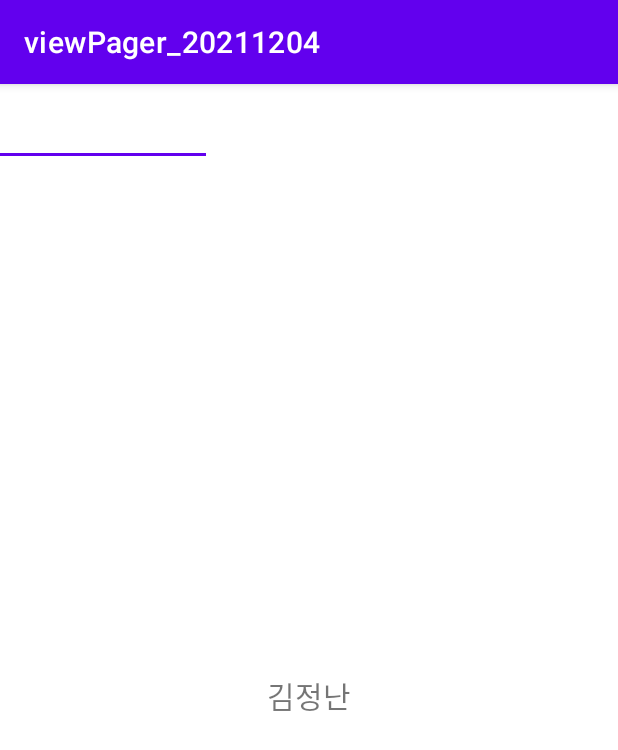
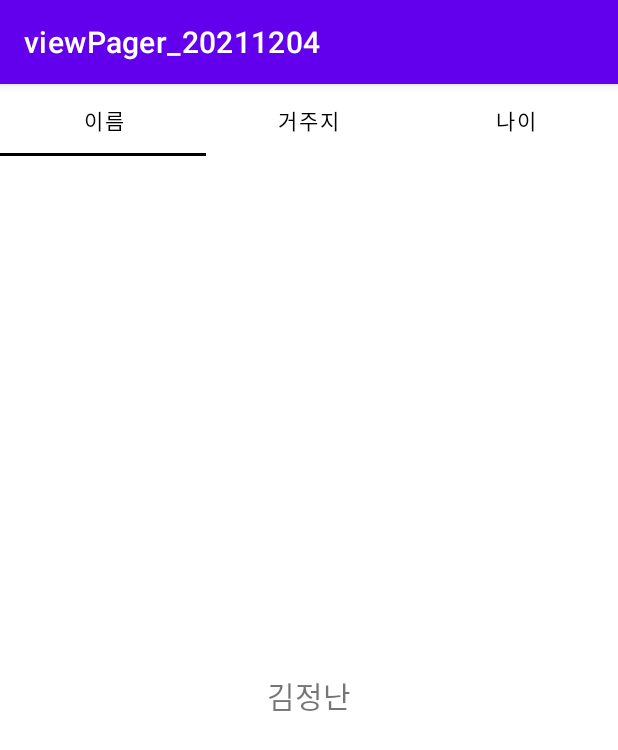
Before and after one commit to kimjungnan/viewPager_20211204, an Android app: the screen it shows after launch (MainActivity), on a phone screen of 412 x 824 dp. Shown: the top 750 px of the screen. Run offline under Robolectric (Android 15) with nearby library versions, the phone set to English and light mode, and no system bars.

Commit message:
탭레이아웃 고유 속성들 편집  - app: 시작하는 속성들

```diff
--- a/app/src/main/java/com/neppplus/viewpager_20211204/adpater/MainViewPagerAdapter.kt
+++ b/app/src/main/java/com/neppplus/viewpager_20211204/adpater/MainViewPagerAdapter.kt
@@ -8,6 +8,19 @@ import com.neppplus.viewpager_20211204.fragment.AgeFragment
 import com.neppplus.viewpager_20211204.fragment.NameFragment
 
 class MainViewPagerAdapter( fm : FragmentManager ) : FragmentPagerAdapter(fm) {
+
+    override fun getPageTitle(position: Int): CharSequence? {
+
+        if(position == 0 ){
+            return "이름"
+        }else if(position==1){
+            return "거주지"
+        }else{
+            return "나이"
+        }
+
+    }
+
     override fun getCount(): Int {
         return 3
 //        TODO("Not yet implemented")
--- a/app/src/main/res/layout/activity_main.xml
+++ b/app/src/main/res/layout/activity_main.xml
@@ -10,6 +10,8 @@
 
     <com.google.android.material.tabs.TabLayout
         android:id="@+id/mainTableLayout"
+        app:tabIndicatorColor="#000000"
+        app:tabTextColor="@color/black"
         android:layout_width="match_parent"
         android:layout_height="wrap_content" />
 
```
